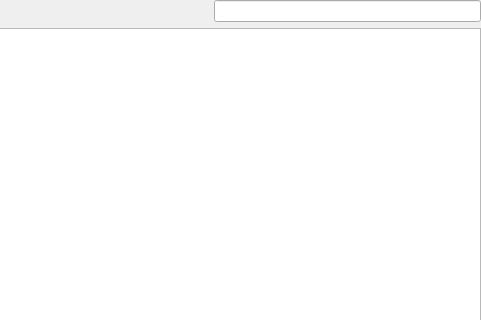
Above: src/resultstopdownpage.ui from KDAB/hotspot before the change; both pictures show x 247 to 728 and y 0 to 320 of the 728 by 638 pixel window. Below: the same form after it.
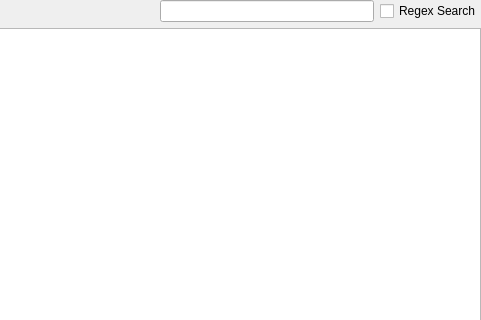
That is the form after the change.

Commit message:
feat: support regex search
Since we use QSortFilterProxyModel we get this for free.
This patch adds support for regex search by not escaping the search term
if it is prefix with %.
For the flamegraph there is a custom implementation, which changes the
current QString::contains to a QRegularExpression::match call.

Closes: #666

The edit to the form file:
```diff
--- a/src/resultstopdownpage.ui
+++ b/src/resultstopdownpage.ui
@@ -71,6 +71,13 @@
         </property>
        </widget>
       </item>
+      <item>
+       <widget class="QCheckBox" name="regexCheckBox">
+        <property name="text">
+         <string>Regex Search</string>
+        </property>
+       </widget>
+      </item>
      </layout>
     </widget>
    </item>
```
The commit also changes 13 other files.
